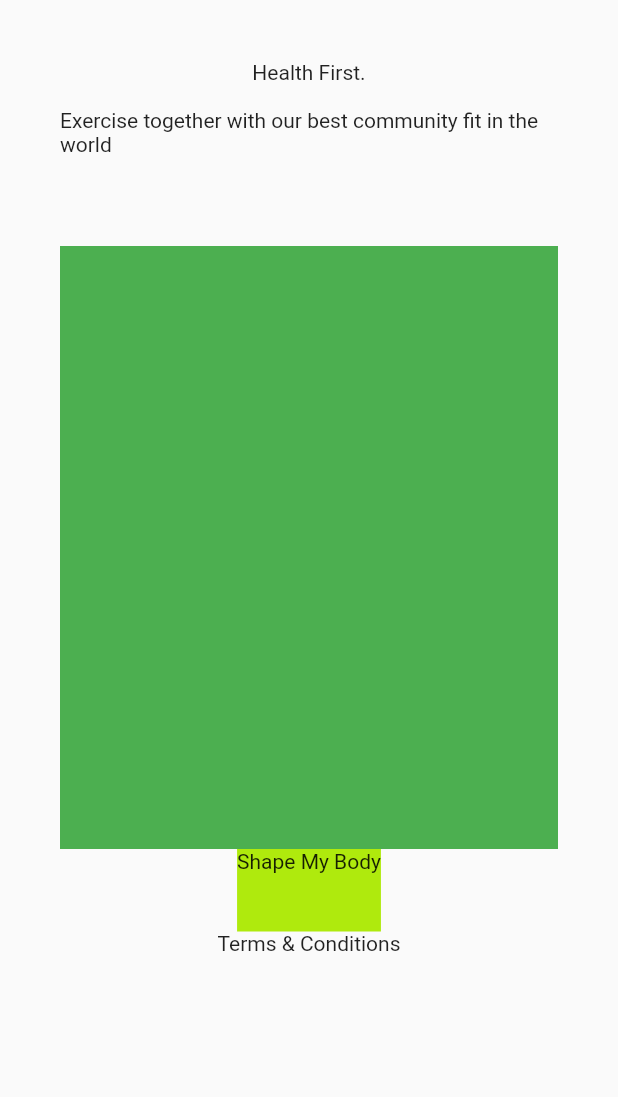
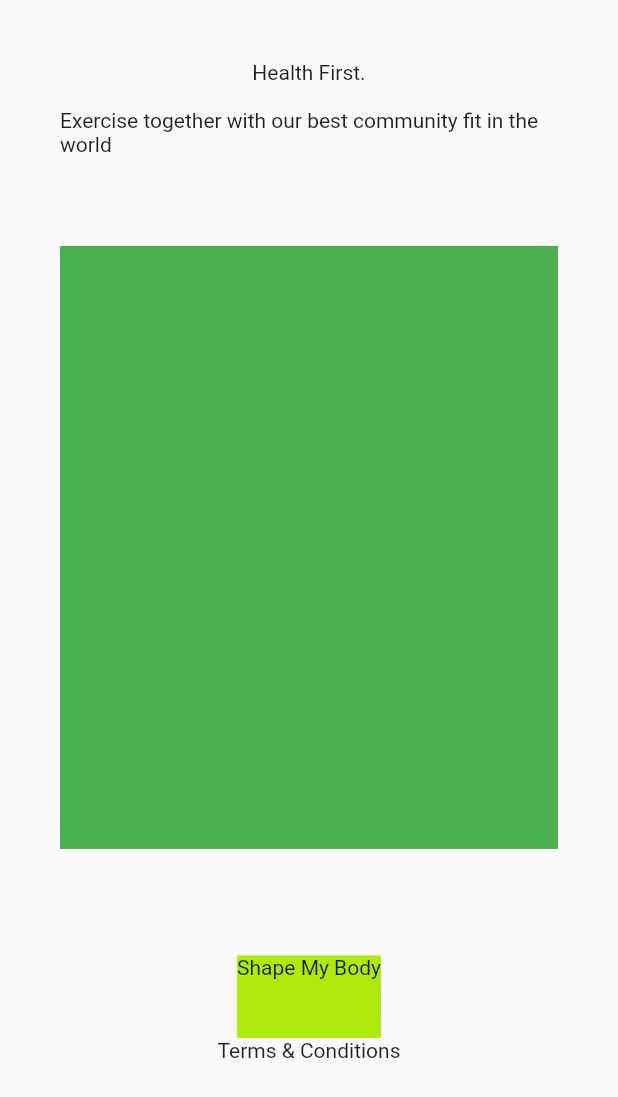
Before and after one commit to nandaarya/seven_days_challange, a Flutter app: the screen it shows after launch, on a phone screen of 412 x 824 dp. Shown: the top 1097 px of the screen. Run offline on Flutter 3.47's test engine with Material 2 defaults, Android fonts, the phone set to English and light mode, and no system bars; our stand-ins replace google_fonts.

Commit message:
add space between images and button text

```diff
--- a/lib/pages/second_started.dart
+++ b/lib/pages/second_started.dart
@@ -21,6 +21,7 @@ class SecondStarted extends StatelessWidget {
               height: 402,
               color: Colors.green,
             ),
+            SizedBox(height: 71),
             Container(
               height: 55,
               color: Color(0xffAFEA0D),
```
